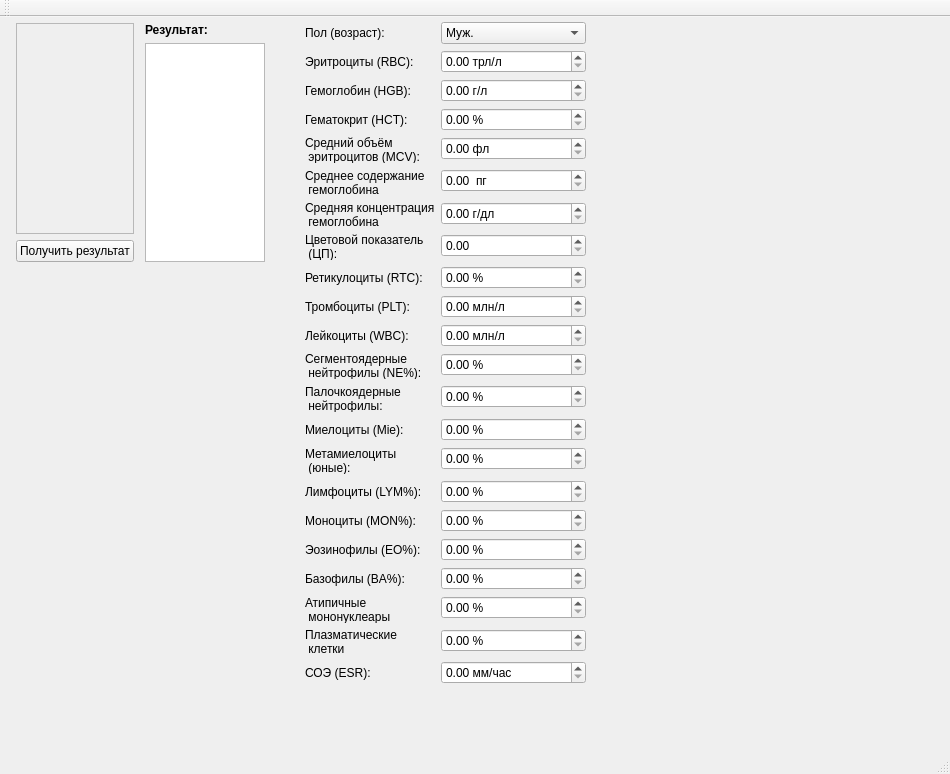
Before: the Qt Designer form mainwindow.ui in Vitachief/CompleteBloodCount, drawn with Qt 5.
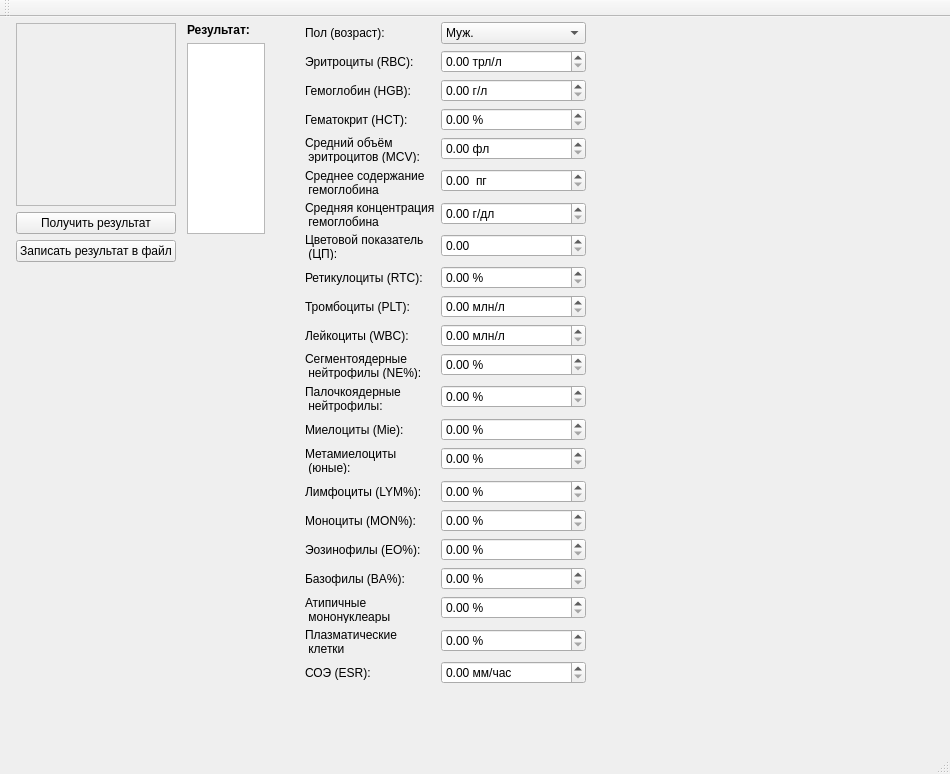
After: the same form once the commit is applied.

The edit to the form file:
```diff
--- a/mainwindow.ui
+++ b/mainwindow.ui
@@ -55,8 +55,8 @@
          <rect>
           <x>0</x>
           <y>0</y>
-          <width>111</width>
-          <height>208</height>
+          <width>147</width>
+          <height>179</height>
          </rect>
         </property>
        </widget>
@@ -96,6 +96,22 @@
        </property>
       </widget>
      </item>
+     <item row="3" column="1">
+      <widget class="QPushButton" name="bSaveToFile">
+       <property name="sizePolicy">
+        <sizepolicy hsizetype="Minimum" vsizetype="Fixed">
+         <horstretch>0</horstretch>
+         <verstretch>0</verstretch>
+        </sizepolicy>
+       </property>
+       <property name="layoutDirection">
+        <enum>Qt::RightToLeft</enum>
+       </property>
+       <property name="text">
+        <string>Записать результат в файл</string>
+       </property>
+      </widget>
+     </item>
     </layout>
    </widget>
    <widget class="QWidget" name="formLayoutWidget">
```
Left out of the diff: 3 changed lines with no effect on the pictures.
